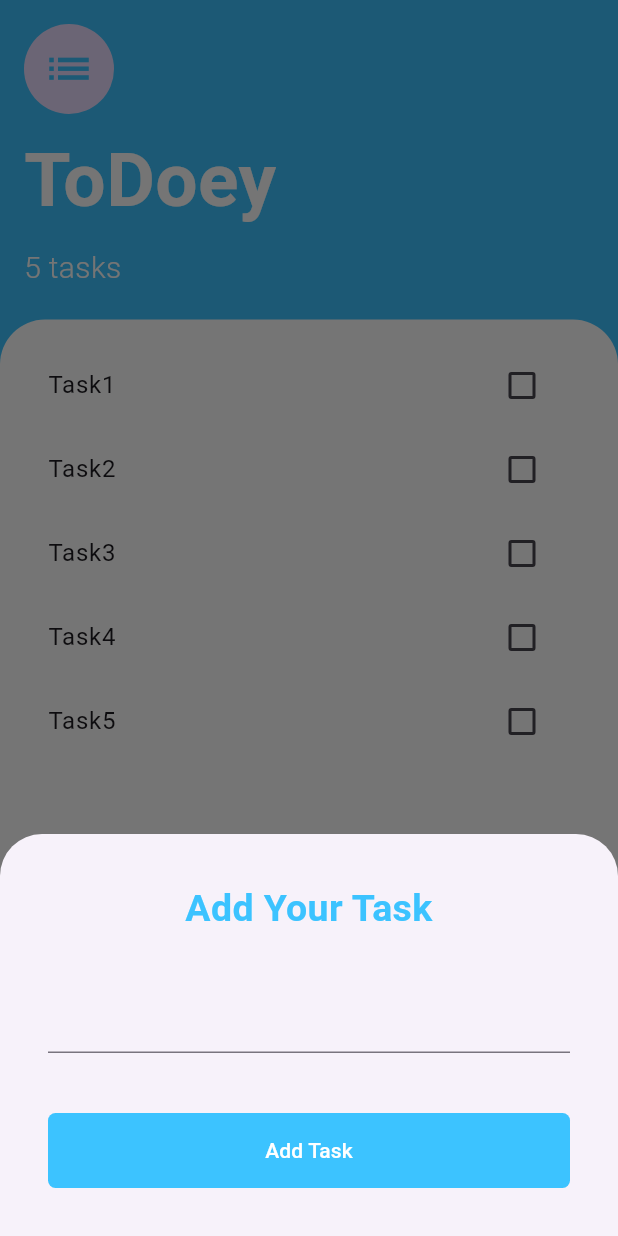
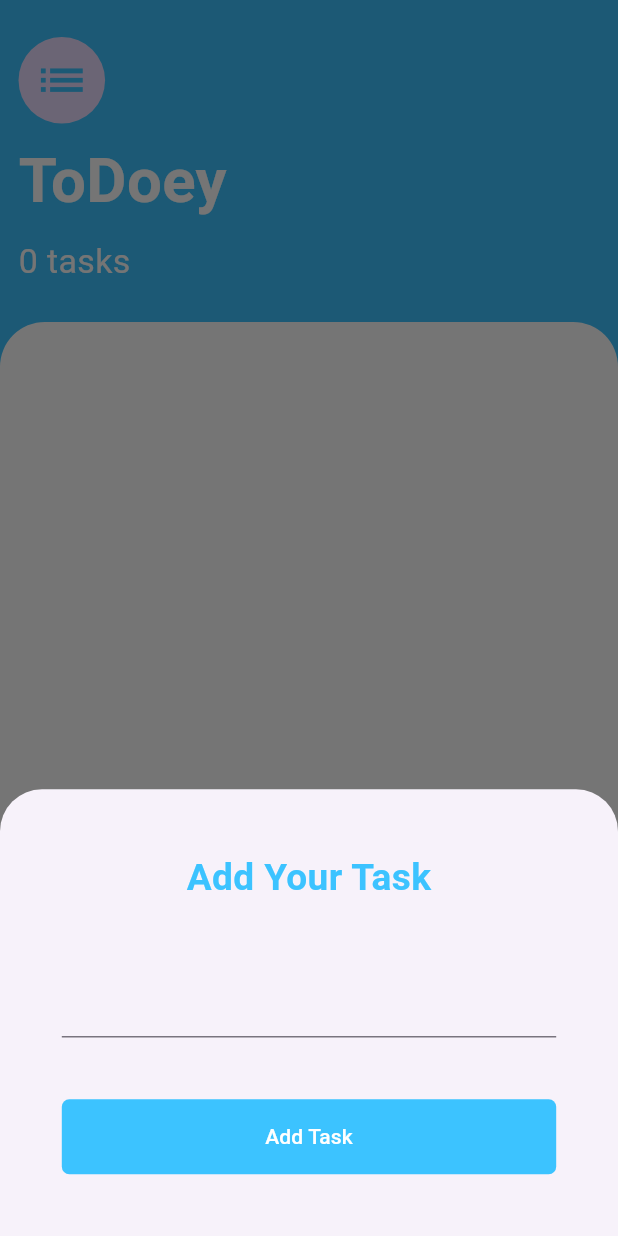
Before and after one commit to Hassan-Ashraff/Todo-App, a Flutter app: the screen it shows after launch, after a tap on the "add" icon, on a phone screen of 412 x 824 dp. Run offline on Flutter 3.47's test engine with Material 3 defaults, Android fonts, the phone set to English and light mode, and no system bars; our stand-ins replace shared_preferences.

Commit message:
first Update

```diff
--- a/lib/Models/task.dart
+++ b/lib/Models/task.dart
@@ -1,12 +1,24 @@
 class Task {
-  final String name;
+  String name;
   bool isDone;
 
-  Task({
-     required this.name,
-     this.isDone = false,
-  });
-  void isChange(){
-      isDone = !isDone;
+  Task({required this.name, this.isDone = false});
+
+  void isChange() {
+    isDone = !isDone;
+  }
+
+  Map<String, dynamic> toMap() {
+    return {
+      'name': name,
+      'isDone': isDone,
+    };
+  }
+
+  factory Task.fromMap(Map<String, dynamic> map) {
+    return Task(
+      name: map['name'],
+      isDone: map['isDone'],
+    );
   }
 }
--- a/lib/Provider/tasks_data.dart
+++ b/lib/Provider/tasks_data.dart
@@ -1,26 +1,45 @@
+import 'dart:convert';
 import 'package:flutter/material.dart';
+import 'package:shared_preferences/shared_preferences.dart';
 import 'package:todo_app/Models/task.dart';
 
 class TasksData extends ChangeNotifier {
-  List<Task> Tasks = [
-    Task(name: 'Task1'),
-    Task(name: 'Task2'),
-    Task(name: 'Task3'),
-    Task(name: 'Task4'),
-    Task(name: 'Task5'),
-  ];
-  void AddTask(String newTask) {
-    Tasks.add(Task(name: newTask, isDone: false));
+  List<Task> Tasks = [];
+
+  TasksData() {
+    loadTasks();
+  }
+
+  void AddTask(String newTask) async {
+    Tasks.add(Task(name: newTask));
+    await _saveTasks();
     notifyListeners();
   }
 
-  void DeleteTask(Task task) {
+  void DeleteTask(Task task) async {
     Tasks.remove(task);
+    await _saveTasks();
     notifyListeners();
   }
 
-  void Check(Task task) {
+  void Check(Task task) async {
     task.isChange();
+    await _saveTasks();
     notifyListeners();
   }
+
+  Future<void> _saveTasks() async {
+    SharedPreferences prefs = await SharedPreferences.getInstance();
+    List<String> tasksList = Tasks.map((task) => jsonEncode(task.toMap())).toList();
+    await prefs.setStringList('tasks', tasksList);
+  }
+
+  void loadTasks() async {
+    SharedPreferences prefs = await SharedPreferences.getInstance();
+    List<String>? tasksJsonList = prefs.getStringList('tasks');
+    if (tasksJsonList != null) {
+      Tasks = tasksJsonList.map((taskJson) => Task.fromMap(jsonDecode(taskJson))).toList();
+      notifyListeners();
+    }
+  }
 }
--- a/lib/Screens/addTaskScreen.dart
+++ /dev/null
@@ -1,62 +0,0 @@
-import 'package:flutter/material.dart';
-import 'package:provider/provider.dart';
-import 'package:todo_app/Provider/tasks_data.dart';
-
-
-
-class AddTask extends StatelessWidget {
-  const AddTask({super.key});
-  @override
-  Widget build(BuildContext context) {
-    String? new_task;
-    return Container(
-      child: Padding(
-        padding: const EdgeInsets.all(32.0),
-        child: Column(
-          crossAxisAlignment: CrossAxisAlignment.stretch,
-          children: [
-            Text(
-              'Add Your Task',
-              textAlign: TextAlign.center,
-              style: TextStyle(
-                fontWeight: FontWeight.bold,
-                fontSize: 25,
-                color: Color(0xff3cc3ff),
-              ),
-            ),
-            const SizedBox(
-              height: 30,
-            ),
-            TextField(
-              autocorrect: true,
-              textAlign: TextAlign.center,
-              onChanged: (newValue){
-                new_task = newValue;
-              },
-            ),
-            const SizedBox(
-              height: 40,
-            ),
-            TextButton(
-              onPressed: () {
-                Provider.of<TasksData>(context,listen: false).AddTask(new_task!);
-                Navigator.pop(context);
-              },
-              child: Text(
-                'Add Task',
-              ),
-              style: TextButton.styleFrom(
-                foregroundColor: Colors.white,
-                backgroundColor: Color(0xff3cc3ff),
-                minimumSize:Size.fromRadius(25),
-                shape: RoundedRectangleBorder(
-                  borderRadius: BorderRadius.circular(5),
-                ),
-              ),
-            ),
-          ],
-        ),
-      ),
-    );
-  }
-}
--- /dev/null
+++ b/lib/Screens/addTask_Screen.dart
@@ -0,0 +1,62 @@
+import 'package:flutter/material.dart';
+import 'package:provider/provider.dart';
+import 'package:todo_app/Provider/tasks_data.dart';
+
+
+
+class AddTask extends StatelessWidget {
+  const AddTask({super.key});
+  @override
+  Widget build(BuildContext context) {
+    double widthScreen = MediaQuery.of(context).size.width;
+    double  heightScreen = MediaQuery.of(context).size.height;
+    String? newTask;
+    return Padding(
+      padding:  EdgeInsets.all(widthScreen*0.1),
+      child: Column(
+        crossAxisAlignment: CrossAxisAlignment.stretch,
+        children: [
+          Text(
+            'Add Your Task',
+            textAlign: TextAlign.center,
+            style: TextStyle(
+              fontWeight: FontWeight.bold,
+              fontSize: widthScreen*0.06,
+              color: const Color(0xff3cc3ff),
+            ),
+          ),
+           SizedBox(
+            height: heightScreen*0.05,
+          ),
+          TextField(
+            autocorrect: true,
+            textAlign: TextAlign.center,
+            onChanged: (newValue){
+              newTask = newValue;
+            },
+          ),
+           SizedBox(
+               height: heightScreen*0.05,
+          ),
+          TextButton(
+            onPressed: () {
+              Provider.of<TasksData>(context,listen: false).AddTask(newTask!);
+              Navigator.pop(context);
+            },
+            style: TextButton.styleFrom(
+              foregroundColor: Colors.white,
+              backgroundColor: const Color(0xff3cc3ff),
+              minimumSize:const Size.fromRadius(25),
+              shape: RoundedRectangleBorder(
+                borderRadius: BorderRadius.circular(5),
+              ),
+            ),
+            child: const Text(
+              'Add Task',
+            ),
+          ),
+        ],
+      ),
+    );
+  }
+}
--- a/lib/Screens/homeScreen.dart
+++ b/lib/Screens/homeScreen.dart
@@ -1,7 +1,9 @@
+
 import 'package:flutter/material.dart';
 import 'package:provider/provider.dart';
 import 'package:todo_app/Provider/tasks_data.dart';
-import 'package:todo_app/Screens/addTaskScreen.dart';
+import 'package:todo_app/Screens/addTask_Screen.dart';
+
 
 class Homescreen extends StatefulWidget {
   const Homescreen({super.key});
@@ -10,9 +12,20 @@ class Homescreen extends StatefulWidget {
   State<Homescreen> createState() => _HomescreenState();
 }
 
+
 class _HomescreenState extends State<Homescreen> {
   @override
+  void initState(){
+    super.initState();
+    Provider.of<TasksData>(context,listen: false).loadTasks();
+
+
+  }
+
+  @override
   Widget build(BuildContext context) {
+   double widthScreen = MediaQuery.of(context).size.width;
+   double  heightScreen = MediaQuery.of(context).size.height;
     return Scaffold(
         floatingActionButton: FloatingActionButton(
           onPressed: () {
@@ -25,48 +38,50 @@ class _HomescreenState extends State<Homescreen> {
                     padding: EdgeInsets.only(
                       bottom: MediaQuery.of(context).viewInsets.bottom,
                     ),
-                    child: AddTask(),
+                    child: const AddTask(),
                   ));
                 });
           },
-          backgroundColor: Color(0xff3cc3ff),
-          child: Icon(
+          backgroundColor: const Color(0xff3cc3ff),
+          child: const Icon(
             Icons.add,
             color: Colors.white,
           ),
         ),
-        backgroundColor: Color(0xff3cc3ff),
+        backgroundColor: const Color(0xff3cc3ff),
         body: SafeArea(
             child: SingleChildScrollView(
-          child: Container(
-            width: MediaQuery.of(context).size.width,
-            height: MediaQuery.of(context).size.height,
+          child: SizedBox(
+            width: widthScreen,
+            height: heightScreen,
             child: Column(
               children: [
-                const SizedBox(
-                  height: 16,
+                 SizedBox(
+                  height: heightScreen*0.03,
                 ),
-                Padding(
-                  padding: const EdgeInsets.symmetric(horizontal: 16),
+                InkWell(
+                  child: Padding(
+                    padding:  EdgeInsets.symmetric(horizontal: widthScreen*0.03,),
                     child: Row(
                       crossAxisAlignment: CrossAxisAlignment.start,
                       children: [
                         CircleAvatar(
-                          radius: 30,
+                            radius: widthScreen*0.07,
                             child: Icon(
                               Icons.list,
-                            color: Color(0xff3cc3ff),
-                            size: 35,
+                              color: const Color(0xff3cc3ff),
+                              size: widthScreen*0.09,
                             )),
                       ],
                     ),
                   ),
-                const SizedBox(
-                  height: 8,
                 ),
-                Container(
+                 SizedBox(
+                  height: heightScreen*0.01,
+                ),
+                SizedBox(
                   child: Padding(
-                    padding: const EdgeInsets.symmetric(horizontal: 16),
+                    padding:  EdgeInsets.symmetric(horizontal: widthScreen*0.03),
                     child: Row(
                       crossAxisAlignment: CrossAxisAlignment.start,
                       children: [
@@ -74,7 +89,7 @@ class _HomescreenState extends State<Homescreen> {
                           'ToDoey',
                           style: TextStyle(
                             color: Colors.white,
-                            fontSize: 50,
+                            fontSize: widthScreen*0.1,
                             fontWeight: FontWeight.w700,
                           ),
                         ),
@@ -82,11 +97,11 @@ class _HomescreenState extends State<Homescreen> {
                     ),
                   ),
                 ),
-                const SizedBox(
-                  height: 8,
+                 SizedBox(
+                  height: heightScreen*0.01,
                 ),
                 Padding(
-                  padding: const EdgeInsets.symmetric(horizontal: 16),
+                  padding:  EdgeInsets.symmetric(horizontal: widthScreen*0.03),
                   child: Row(
                     crossAxisAlignment: CrossAxisAlignment.start,
                     children: [
@@ -95,26 +110,26 @@ class _HomescreenState extends State<Homescreen> {
                           '${TaskData.Tasks.length} tasks',
                           style: TextStyle(
                               color: Colors.white,
-                              fontWeight: FontWeight.w300,
-                              fontSize: 20),
+                              fontWeight: FontWeight.w400,
+                              fontSize: widthScreen*0.055),
                         );
                       }),
                     ],
                   ),
                 ),
-                const SizedBox(
-                  height: 20,
+                 SizedBox(
+                  height: heightScreen*0.03,
                 ),
                 Expanded(
                   child: Container(
                     width: MediaQuery.of(context).size.width,
-                    decoration: BoxDecoration(
+                    decoration: const BoxDecoration(
                       color: Colors.white,
                       borderRadius:
                           BorderRadius.vertical(top: Radius.circular(30)),
                     ),
                     child: Padding(
-                      padding: const EdgeInsets.all(16.0),
+                      padding: EdgeInsets.all(widthScreen*0.03),
                       child: Consumer<TasksData>(
                           builder: (context, TaskData, child) {
                         return ListView.builder(
@@ -122,15 +137,17 @@ class _HomescreenState extends State<Homescreen> {
                             itemBuilder: (context, index) {
                               return ListTile(
                                 trailing: Checkbox(
+                                  activeColor: Colors.white,
+                                  checkColor:const Color(0xff3cc3ff),
                                   value: TaskData.Tasks[index].isDone,
-                                  onChanged: (v) {
+                                  onChanged: (value) {
 
                                       TaskData.Check(TaskData.Tasks[index]);
 
 
                                   },
                                 ),
-                                title: Text(TaskData.Tasks[index].name,style: TextStyle(fontWeight: FontWeight.w400,),),
+                                title: Text(TaskData.Tasks[index].name,style: TextStyle(fontWeight: FontWeight.w400,fontSize: widthScreen*0.04,),),
                                   onLongPress:(){
                                       TaskData.DeleteTask(TaskData.Tasks[index]);
                                   }
--- a/lib/main.dart
+++ b/lib/main.dart
@@ -11,6 +11,7 @@ class MyApp extends StatelessWidget {
   const MyApp({super.key});
 
   @override
+
   Widget build(BuildContext context) {
     return ChangeNotifierProvider(
       create: (context)=> TasksData(),
@@ -19,7 +20,9 @@ class MyApp extends StatelessWidget {
           theme: ThemeData(
             useMaterial3: true,
           ),
-          home: Homescreen(),
+          home: Homescreen(
+
+          ),
         )
 
     );
--- a/pubspec.yaml
+++ b/pubspec.yaml
@@ -36,6 +36,7 @@ dependencies:
   # Use with the CupertinoIcons class for iOS style icons.
   cupertino_icons: ^1.0.6
   provider: ^6.1.2
+  shared_preferences: ^2.3.2
 
 dev_dependencies:
   flutter_test:
```
Also changed, not shown: pubspec.lock, 1 other file. Lines whose indentation alone changed are shown as unchanged.
